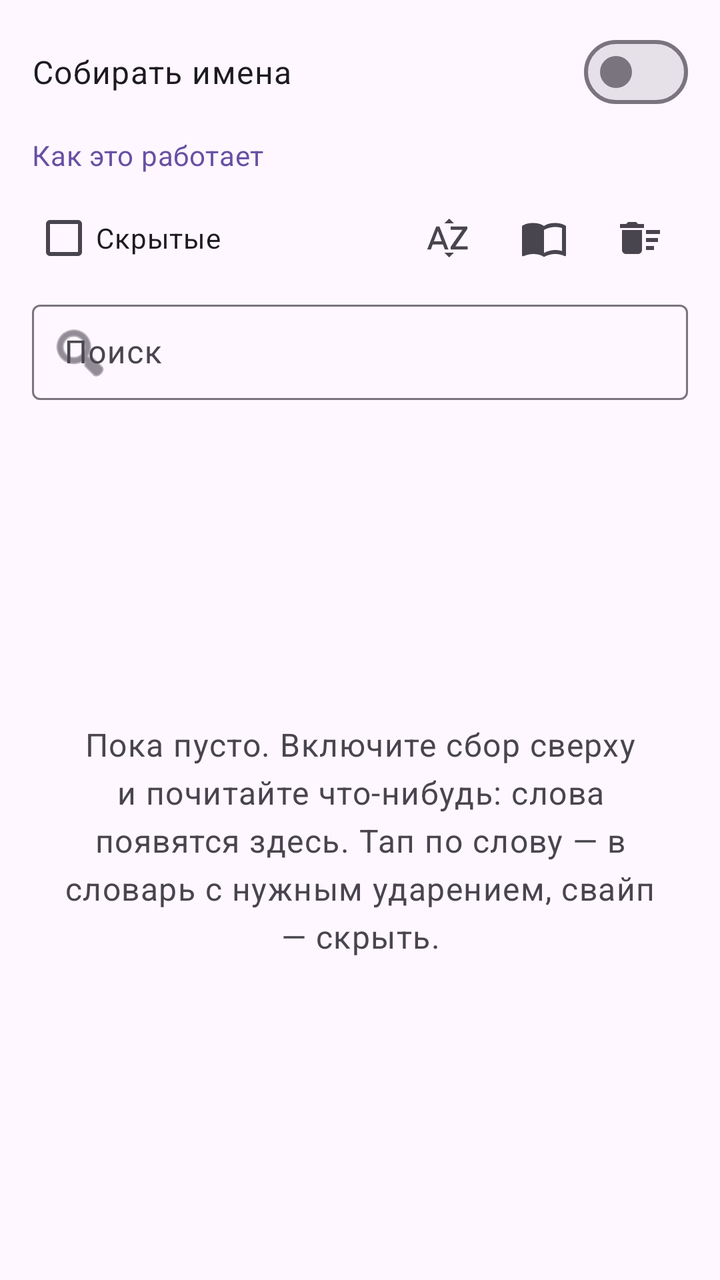
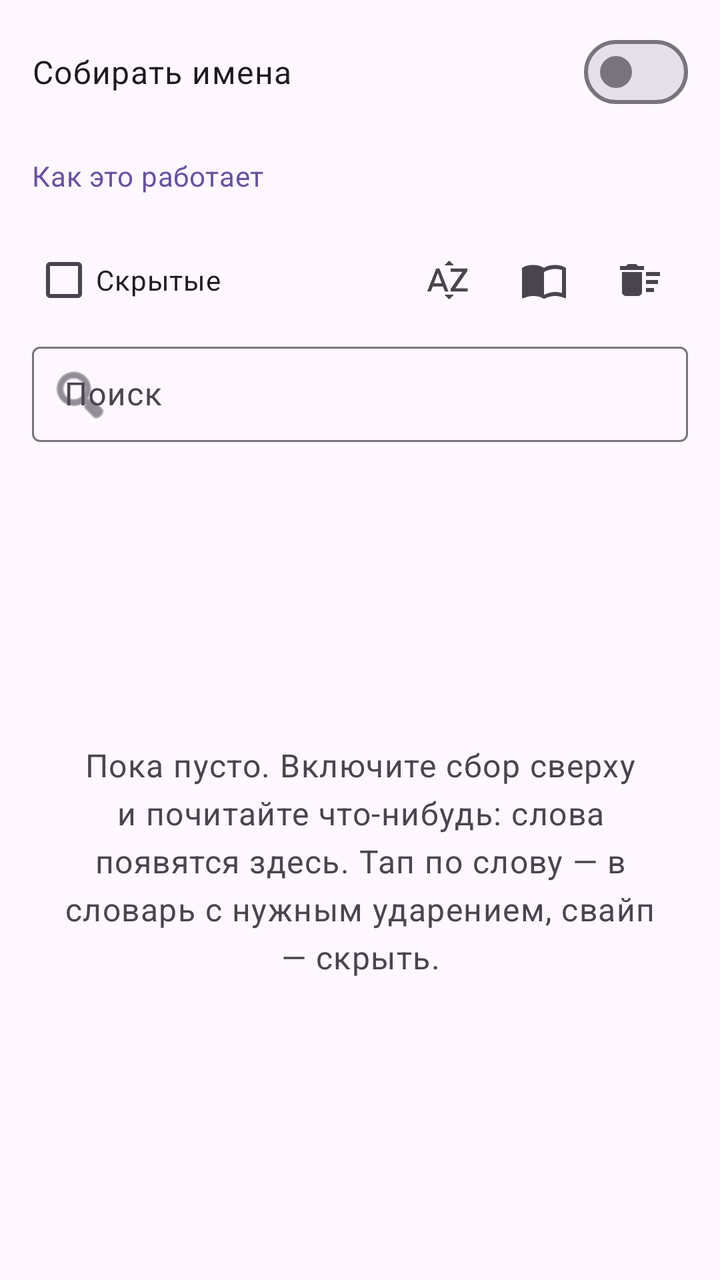

The first picture is an Android layout as it rendered before a commit; the second is the same layout after the commit. The layout source and the unified diff follow.
<!-- AndroidManifest.xml: application theme Theme.RuVoice -->
<!-- res/layout/fragment_audit.xml -->
<?xml version="1.0" encoding="utf-8"?>
<LinearLayout xmlns:android="http://schemas.android.com/apk/res/android"
    xmlns:app="http://schemas.android.com/apk/res-auto"
    android:orientation="vertical"
    android:layout_width="match_parent"
    android:layout_height="match_parent">

    <LinearLayout
        android:orientation="vertical"
        android:layout_width="match_parent"
        android:layout_height="wrap_content"
        android:paddingHorizontal="16dp"
        android:paddingTop="12dp">

        <com.google.android.material.materialswitch.MaterialSwitch
            android:id="@+id/namesOn"
            android:layout_width="match_parent"
            android:layout_height="wrap_content"
            android:paddingVertical="4dp"
            android:text="@string/audit_names"
            android:textAppearance="?attr/textAppearanceBodyLarge" />

        <TextView
            android:id="@+id/help"
            style="@style/SectionHint"
            android:layout_width="wrap_content"
            android:layout_marginTop="4dp"
            android:layout_marginBottom="0dp"
            android:paddingVertical="4dp"
            android:textColor="?attr/colorPrimary"
            android:text="@string/help_link" />

        <LinearLayout
            android:orientation="horizontal"
            android:gravity="center_vertical"
            android:layout_width="match_parent"
            android:layout_height="wrap_content"
            android:layout_marginTop="4dp">
            <CheckBox
                android:id="@+id/showHidden"
                android:layout_width="0dp"
                android:layout_weight="1"
                android:layout_height="wrap_content"
                android:text="@string/audit_show_hidden" />
            <ImageButton
                android:id="@+id/sortAlpha"
                android:layout_width="48dp"
                android:layout_height="48dp"
                android:background="?attr/selectableItemBackgroundBorderless"
                android:contentDescription="@string/audit_sort_alpha"
                android:src="@drawable/ic_sort_by_alpha" />
            <ImageButton
                android:id="@+id/scan"
                android:layout_width="48dp"
                android:layout_height="48dp"
                android:background="?attr/selectableItemBackgroundBorderless"
                android:contentDescription="@string/audit_scan"
                android:src="@drawable/ic_book" />
            <ImageButton
                android:id="@+id/clear"
                android:layout_width="48dp"
                android:layout_height="48dp"
                android:background="?attr/selectableItemBackgroundBorderless"
                android:contentDescription="@string/audit_clear"
                android:src="@drawable/ic_delete_sweep" />
        </LinearLayout>

        <com.google.android.material.textfield.TextInputLayout
            style="@style/Widget.Material3.TextInputLayout.OutlinedBox.Dense"
            android:layout_width="match_parent"
            android:layout_height="wrap_content"
            android:layout_marginTop="4dp"
            android:hint="@string/filter_hint"
            app:startIconDrawable="@android:drawable/ic_menu_search">
            <com.google.android.material.textfield.TextInputEditText
                android:id="@+id/filter"
                android:layout_width="match_parent"
                android:layout_height="wrap_content"
                android:inputType="text" />
        </com.google.android.material.textfield.TextInputLayout>
    </LinearLayout>

    <FrameLayout
        android:layout_width="match_parent"
        android:layout_height="0dp"
        android:layout_weight="1">
        <TextView
            android:id="@+id/empty"
            android:layout_width="wrap_content"
            android:layout_height="wrap_content"
            android:layout_gravity="center"
            android:layout_margin="32dp"
            android:gravity="center"
            android:textAppearance="?attr/textAppearanceBodyLarge"
            android:textColor="?attr/colorOnSurfaceVariant"
            android:text="@string/audit_empty" />
        <androidx.recyclerview.widget.RecyclerView
            android:id="@+id/list"
            android:layout_width="match_parent"
            android:layout_height="match_parent"
            android:clipToPadding="false"
            android:paddingBottom="24dp" />
    </FrameLayout>
</LinearLayout>
<!-- resources referenced by this layout -->
<resources>
  <!-- drawable ic_book (drawable) -->
  <vector xmlns:android="http://schemas.android.com/apk/res/android"
      android:width="24dp" android:height="24dp"
      android:viewportWidth="24" android:viewportHeight="24"
      android:tint="?attr/colorControlNormal">
      <path android:fillColor="@android:color/white" android:pathData="M21,5c-1.11,-0.35 -2.33,-0.5 -3.5,-0.5c-1.95,0 -4.05,0.4 -5.5,1.5c-1.45,-1.1 -3.55,-1.5 -5.5,-1.5S2.45,4.9 1,6v14.65c0,0.25 0.25,0.5 0.5,0.5c0.1,0 0.15,-0.05 0.25,-0.05C3.1,20.45 5.05,20 6.5,20c1.95,0 4.05,0.4 5.5,1.5c1.35,-0.85 3.8,-1.5 5.5,-1.5c1.65,0 3.35,0.3 4.75,1.05c0.1,0.05 0.15,0.05 0.25,0.05c0.25,0 0.5,-0.25 0.5,-0.5V6C22.4,5.55 21.75,5.25 21,5zM21,18.5c-1.1,-0.35 -2.3,-0.5 -3.5,-0.5c-1.7,0 -4.15,0.65 -5.5,1.5V8c1.35,-0.85 3.8,-1.5 5.5,-1.5c1.2,0 2.4,0.15 3.5,0.5V18.5z" />
  </vector>
  <!-- drawable ic_delete_sweep (drawable) -->
  <vector xmlns:android="http://schemas.android.com/apk/res/android"
      android:width="24dp" android:height="24dp"
      android:viewportWidth="24" android:viewportHeight="24"
      android:tint="?attr/colorControlNormal">
      <path android:fillColor="@android:color/white" android:pathData="M15,16h4v2h-4zM15,8h7v2h-7zM15,12h6v2h-6zM3,18c0,1.1 0.9,2 2,2h6c1.1,0 2,-0.9 2,-2L13,8L3,8v10zM14,5h-3l-1,-1L6,4L5,5L2,5v2h12z" />
  </vector>
  <!-- drawable ic_sort_by_alpha (drawable) -->
  <vector xmlns:android="http://schemas.android.com/apk/res/android"
      android:width="24dp" android:height="24dp"
      android:viewportWidth="24" android:viewportHeight="24"
      android:tint="?attr/colorControlNormal">
      <path android:fillColor="@android:color/white" android:pathData="M14.94,4.66h-4.72l2.36,-2.36zM10.25,19.37h4.66l-2.33,2.33zM6.1,6.27L1.6,17.73h1.84l0.92,-2.45h5.11l0.92,2.45h1.84L7.74,6.27H6.1zM4.97,13.64l1.94,-5.18 1.94,5.18H4.97zM15.73,16.14h6.12v1.59h-8.53v-1.29l5.92,-8.56h-5.88v-1.6h8.3v1.26l-5.93,8.6z" />
  </vector>
  <string name="audit_clear">Очистить</string>
  <string name="audit_empty">Пока пусто. Включите сбор сверху и почитайте что-нибудь: слова появятся здесь. Тап по слову — в словарь с нужным ударением, свайп — скрыть.</string>
  <string name="audit_names">Собирать имена</string>
  <string name="audit_scan">Имена из книги</string>
  <string name="audit_show_hidden">Скрытые</string>
  <string name="audit_sort_alpha">По алфавиту</string>
  <string name="filter_hint">Поиск</string>
  <string name="help_link">Как это работает</string>
  <style name="SectionHint">
          <item name="android:layout_width">match_parent</item>
          <item name="android:layout_height">wrap_content</item>
          <item name="android:layout_marginBottom">12dp</item>
          <item name="android:textAppearance">?attr/textAppearanceBodyMedium</item>
          <item name="android:textColor">?attr/colorOnSurfaceVariant</item>
      </style>
  <style name="Theme.RuVoice" parent="Theme.Material3.DayNight.NoActionBar">
          <item name="materialAlertDialogTheme">@style/ThemeOverlay.RuVoice.Dialog</item>
      </style>
  <style name="ThemeOverlay.RuVoice.Dialog" parent="ThemeOverlay.Material3.MaterialAlertDialog">
          <item name="android:windowMinWidthMinor">100%</item>
          <item name="alertDialogStyle">@style/RuVoice.Dialog</item>
      </style>
  <style name="RuVoice.Dialog" parent="MaterialAlertDialog.Material3">
          <item name="backgroundInsetStart">2dp</item>
          <item name="backgroundInsetEnd">2dp</item>
          <item name="backgroundInsetTop">16dp</item>
          <item name="backgroundInsetBottom">16dp</item>
      </style>
</resources>

<!-- the commit's change to res/layout/fragment_audit.xml (unified diff, before → after) -->
@@ -27,6 +27,8 @@
             android:layout_marginTop="4dp"
             android:layout_marginBottom="0dp"
             android:paddingVertical="4dp"
+                android:minHeight="48dp"
+                android:gravity="center_vertical"
             android:textColor="?attr/colorPrimary"
             android:text="@string/help_link" />
 
